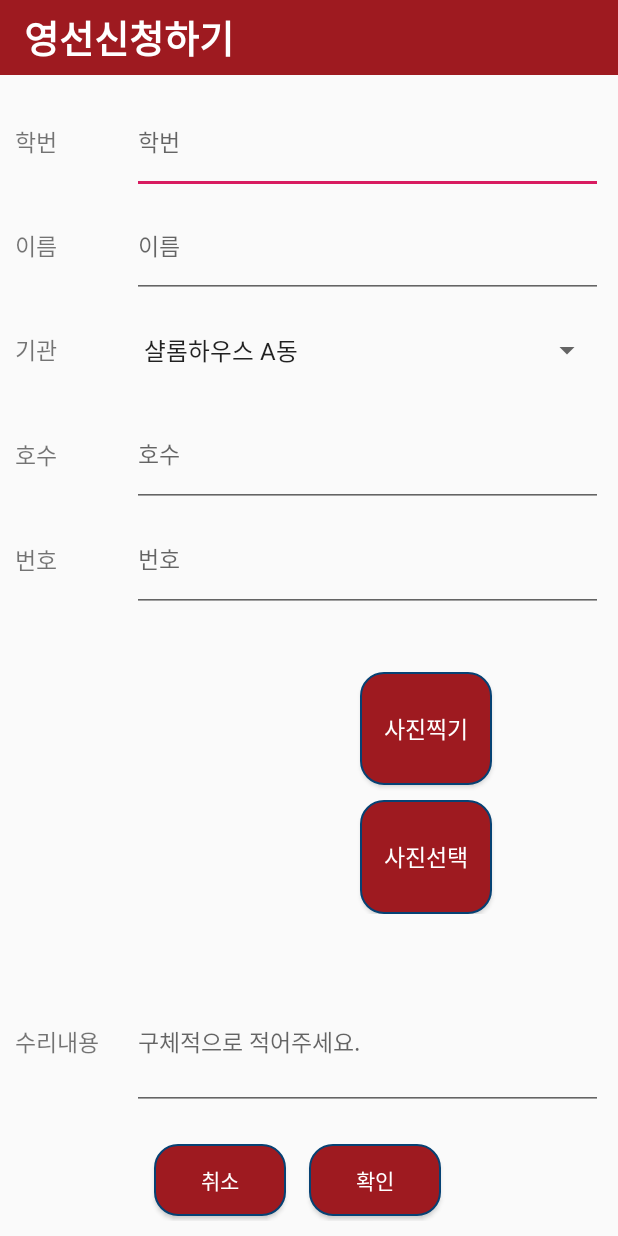
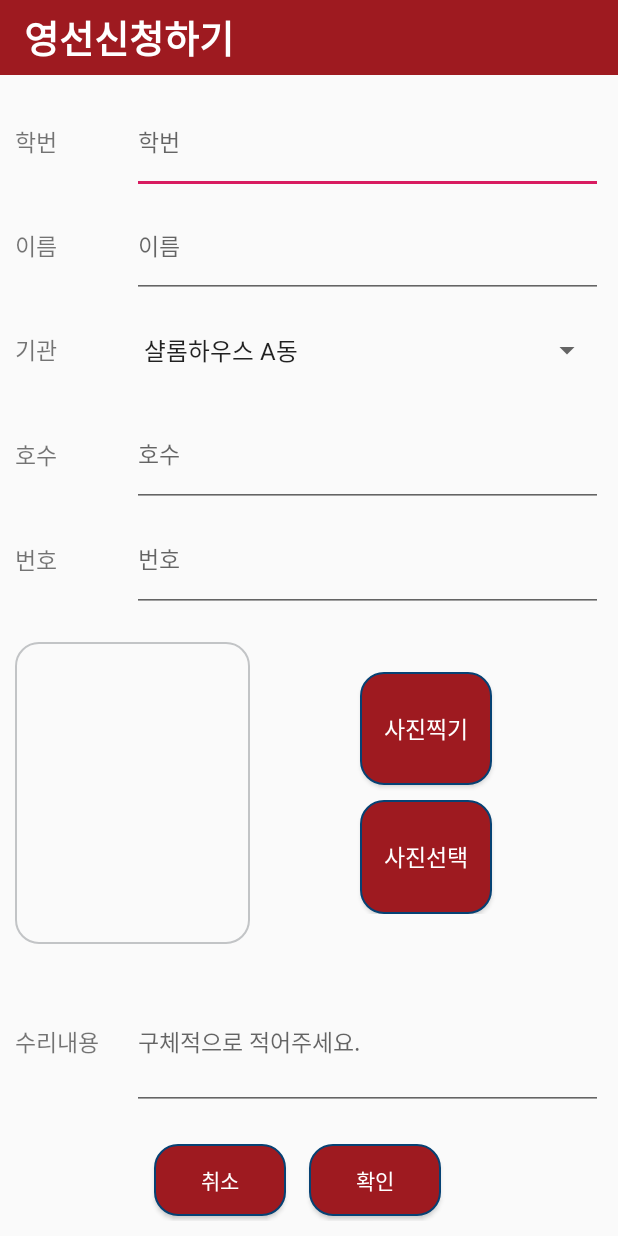
Before and after one commit to vimpizz/FixSWU, an Android app: the WriteActivity screen opened directly, with no data from a screen before it, on a phone screen of 412 x 824 dp. Run offline under Robolectric (Android 15) with nearby library versions, the phone set to English and light mode, and no system bars; our stand-ins replace Firebase (no records; nobody signed in at launch, a user with empty details on screens opened directly).

Commit message:
Merge branch 'master' of C:\Users\PC\AndroidStudioProjects\GURU\FixSWU with conflicts.

```diff
--- a/app/src/main/res/layout/activity_write.xml
+++ b/app/src/main/res/layout/activity_write.xml
@@ -194,6 +194,7 @@
             android:layout_height="match_parent"
             android:layout_weight="2"
             android:scaleType="fitCenter"
+            app:srcCompat="@drawable/picture_box"
             tools:srcCompat="@drawable/picture_box" />
 
         <LinearLayout
```
